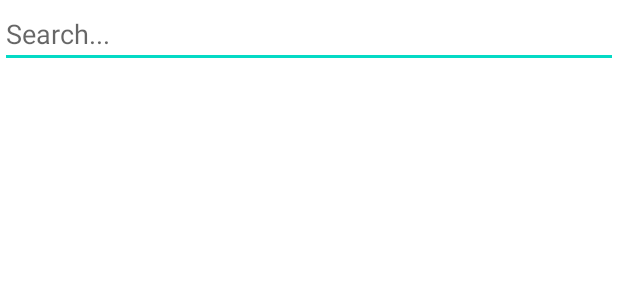
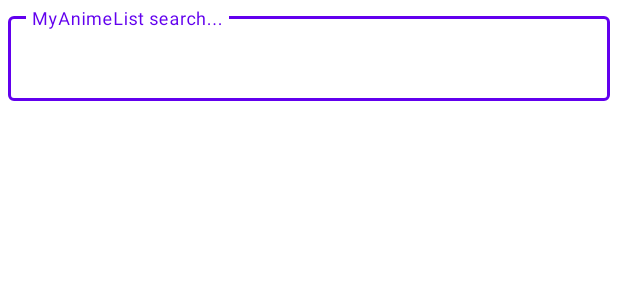
Before and after one commit to SilvVF/AnimeFinderMVVM, an Android app: the layout fragment_search_anime.xml on its own in the app's theme, with its tools: preview values and no code run, on a phone screen of 412 x 824 dp. Shown: the top 300 px of the screen. Run offline under Robolectric (Android 15) with nearby library versions, the phone set to English and light mode, and no system bars; network calls fail.

Commit message:
ui improvements

```diff
--- a/app/src/main/res/layout/fragment_search_anime.xml
+++ b/app/src/main/res/layout/fragment_search_anime.xml
@@ -4,16 +4,24 @@
     android:layout_height="match_parent"
     xmlns:app="http://schemas.android.com/apk/res-auto">
 
-    <EditText
-        android:id="@+id/etSearch"
+    <com.google.android.material.textfield.TextInputLayout
+        android:id="@+id/searchContainer"
         android:layout_width="match_parent"
         android:layout_height="wrap_content"
-        android:hint="Search..."
-        android:text=""
-        app:layout_constraintEnd_toEndOf="parent"
-        app:layout_constraintHorizontal_bias="0.5"
+        android:layout_margin="5dp"
+        style="@style/Widget.MaterialComponents.TextInputLayout.OutlinedBox"
+        app:layout_constraintTop_toTopOf="parent"
         app:layout_constraintStart_toStartOf="parent"
-        app:layout_constraintTop_toTopOf="parent"/>
+        >
+
+        <androidx.appcompat.widget.AppCompatEditText
+            android:id="@+id/etSearch"
+            android:layout_width="match_parent"
+            android:layout_height="wrap_content"
+            android:hint="MyAnimeList search..."
+            android:inputType="textCapWords"
+            android:textSize="16sp" />
+    </com.google.android.material.textfield.TextInputLayout>
 
     <androidx.recyclerview.widget.RecyclerView
         android:id="@+id/rvSearchAnime"
@@ -22,7 +30,7 @@
         android:paddingBottom="50dp"
         android:clipToPadding="false"
         app:layout_constraintBottom_toBottomOf="parent"
-        app:layout_constraintTop_toBottomOf="@+id/etSearch"
+        app:layout_constraintTop_toBottomOf="@+id/searchContainer"
         />
 
     <ProgressBar
--- a/app/src/main/res/menu/bottom_nav_menu.xml
+++ b/app/src/main/res/menu/bottom_nav_menu.xml
@@ -8,12 +8,12 @@
 
     <item
         android:id="@+id/searchAnimeFragment"
-        android:title="search"
+        android:title="Search"
         android:icon="@drawable/ic_search" />
 
     <item
         android:id="@+id/savedAnimeFragment"
-        android:title="saved"
+        android:title="Saved"
         android:icon="@drawable/ic_favorite" />
 
 
```
Also changed, not shown: app/src/main/java/com/example/animemvvm/adapters/AnimeAdapter.kt (+4 -4 lines), app/src/main/java/com/example/animemvvm/adapters/AnimeSearchAdapter.kt (+4 -4 lines), app/src/main/res/layout/card_anime_item.xml (added, +94 -0 lines).
